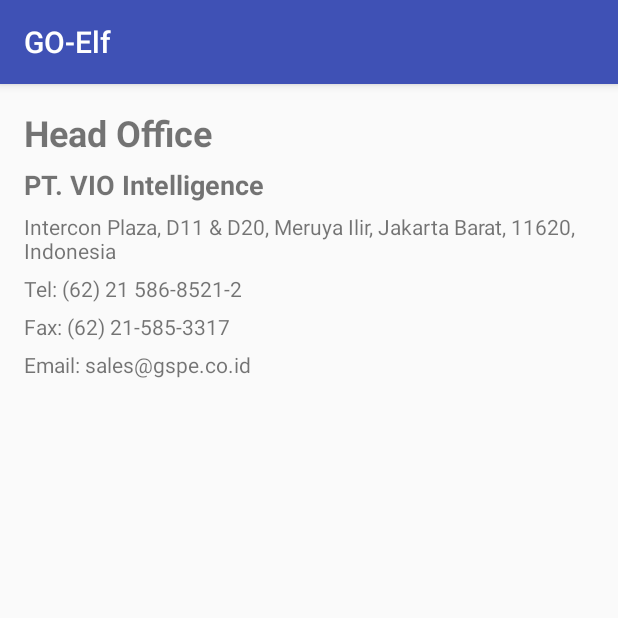
After one commit to imamsulthon/LocationAndActivityTrack, an Android app: the AboutActivity screen opened directly, with no data from a screen before it, on a phone screen of 412 x 824 dp, the top half of it. The commit adds this screen. Run offline under Robolectric (Android 15) with nearby library versions, the phone set to English and light mode, and no system bars.

Commit message:
adding about and change interval time of location updates

```diff
--- a/app/src/main/AndroidManifest.xml
+++ b/app/src/main/AndroidManifest.xml
@@ -44,9 +44,8 @@
                 <category android:name="android.intent.category.LAUNCHER" />
             </intent-filter>
         </activity>
-        <activity android:name=".LoginActivity">
-
-        </activity>
+        <activity android:name=".LoginActivity"></activity>
+        <activity android:name=".AboutActivity"></activity>
     </application>
 
 </manifest>
--- /dev/null
+++ b/app/src/main/java/com/google/android/gms/location/sample/locationupdatespendingintent/AboutActivity.java
@@ -0,0 +1,13 @@
+package com.google.android.gms.location.sample.locationupdatespendingintent;
+
+import android.support.v7.app.AppCompatActivity;
+import android.os.Bundle;
+
+public class AboutActivity extends AppCompatActivity {
+
+    @Override
+    protected void onCreate(Bundle savedInstanceState) {
+        super.onCreate(savedInstanceState);
+        setContentView(R.layout.activity_about);
+    }
+}
--- a/app/src/main/java/com/google/android/gms/location/sample/locationupdatespendingintent/MainActivity.java
+++ b/app/src/main/java/com/google/android/gms/location/sample/locationupdatespendingintent/MainActivity.java
@@ -37,6 +37,7 @@ import android.view.View;
 import android.view.Window;
 import android.view.WindowManager;
 import android.widget.Button;
+import android.widget.ImageView;
 import android.widget.ListView;
 import android.widget.TextView;
 import android.widget.Toast;
@@ -72,19 +73,19 @@ public class MainActivity extends FragmentActivity implements
     /**
      * The desired interval for location updates. Inexact. Updates may be more or less frequent.
      */
-    private static final long UPDATE_INTERVAL = 60000; // Every 60 seconds.
+    private static final long UPDATE_INTERVAL = 30000; // Every 60 seconds.
 
     /**
      * The fastest rate for active location updates. Updates will never be more frequent
      * than this value, but they may be less frequent.
      */
-    private static final long FASTEST_UPDATE_INTERVAL = 30000; // Every 30 seconds
+    private static final long FASTEST_UPDATE_INTERVAL = 20000; // Every 30 seconds
 
     /**
      * The max time before batched results are delivered by location services. Results may be
      * delivered sooner than this interval.
      */
-    private static final long MAX_WAIT_TIME = UPDATE_INTERVAL * 5; // Every 5 minutes.
+    private static final long MAX_WAIT_TIME = UPDATE_INTERVAL * 3; // Every 5 minutes.
 
     /**
      * Stores parameters for requests to the FusedLocationProviderApi.
@@ -102,6 +103,7 @@ public class MainActivity extends FragmentActivity implements
     private Button mLogoutButton;
     private TextView mLocationUpdatesResultView;
     private ListView mdetectedActivityListView;
+    private ImageView iconImage;
 
     boolean firstOpen = true;
     // Activity Recognition Api
@@ -550,4 +552,10 @@ public class MainActivity extends FragmentActivity implements
         alertDialog.show();
 
     }
+
+    public void aboutPage(View view) {
+        Intent intent = new Intent(MainActivity.this, AboutActivity.class);
+        startActivity(intent);
+    }
+
 }
--- /dev/null
+++ b/app/src/main/res/layout/activity_about.xml
@@ -0,0 +1,50 @@
+<?xml version="1.0" encoding="utf-8"?>
+<LinearLayout xmlns:android="http://schemas.android.com/apk/res/android"
+    xmlns:app="http://schemas.android.com/apk/res-auto"
+    xmlns:tools="http://schemas.android.com/tools"
+    android:layout_width="match_parent"
+    android:layout_height="match_parent"
+    android:layout_margin="16dp"
+    android:orientation="vertical"
+    tools:context=".AboutActivity">
+
+    <TextView
+        android:layout_width="wrap_content"
+        android:layout_height="wrap_content"
+        android:text="@string/header"
+        android:textSize="24sp"
+        android:textStyle="bold"/>
+
+    <TextView
+        android:layout_width="wrap_content"
+        android:layout_height="wrap_content"
+        android:text="@string/company_name"
+        android:layout_marginTop="6dp"
+        android:textSize="18sp"
+        android:textStyle="bold"/>
+
+    <TextView
+        android:layout_width="wrap_content"
+        android:layout_height="wrap_content"
+        android:layout_marginTop="6dp"
+        android:text="@string/address"/>
+
+    <TextView
+        android:layout_width="wrap_content"
+        android:layout_height="wrap_content"
+        android:layout_marginTop="6dp"
+        android:text="@string/telp"/>
+
+    <TextView
+        android:layout_width="wrap_content"
+        android:layout_height="wrap_content"
+        android:layout_marginTop="6dp"
+        android:text="@string/fax"/>
+
+    <TextView
+        android:layout_width="wrap_content"
+        android:layout_height="wrap_content"
+        android:layout_marginTop="6dp"
+        android:text="@string/email"/>
+
+</LinearLayout>
--- a/app/src/main/res/layout/activity_main.xml
+++ b/app/src/main/res/layout/activity_main.xml
@@ -18,9 +18,11 @@
         android:layout_marginBottom="10dp">
 
         <ImageView
+            android:id="@+id/logo_elf"
             android:layout_width="wrap_content"
             android:layout_height="wrap_content"
-            android:background="@mipmap/ic_launcher"/>
+            android:background="@mipmap/ic_launcher"
+            android:onClick="aboutPage"/>
 
         <RelativeLayout
             android:layout_width="wrap_content"
@@ -32,12 +34,14 @@
                 android:layout_width="wrap_content"
                 android:layout_height="wrap_content"
                 android:textSize="18dp"
+                android:onClick="aboutPage"
                 android:text="@string/app_name"/>
 
             <TextView
                 android:layout_width="wrap_content"
                 android:layout_height="wrap_content"
                 android:layout_below="@+id/appName"
+                android:onClick="aboutPage"
                 android:text="Shuttle Bus Tracking"/>
 
             <Button
--- a/app/src/main/res/values/strings.xml
+++ b/app/src/main/res/values/strings.xml
@@ -38,4 +38,12 @@
     <string name="activity_updates_not_removed">Failed to remove activity updates</string>
 
     <string name="percent">%1$d%%</string>
+
+    <!-- About Page -->
+    <string name="header">Head Office</string>
+    <string name="company_name">PT. VIO Intelligence</string>
+    <string name="address">Intercon Plaza, D11 &amp; D20, Meruya Ilir, Jakarta Barat, 11620, Indonesia</string>
+    <string name="telp">Tel: (62) 21 586-8521-2</string>
+    <string name="fax">Fax: (62) 21-585-3317</string>
+    <string name="email">Email: sales@gspe.co.id</string>
 </resources>
```
